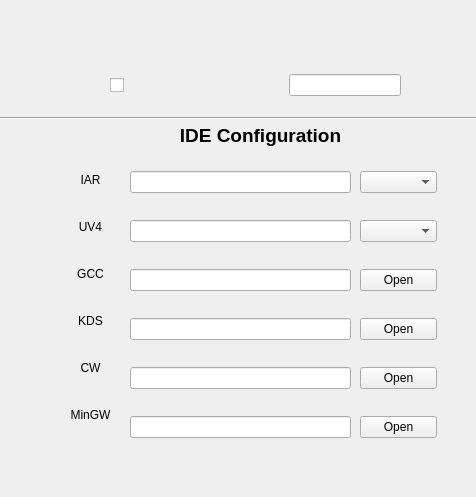
The window that src/designer_window/buildConfigUi.ui (lingxia/station_gui) describes before a commit, drawn with Qt 5.
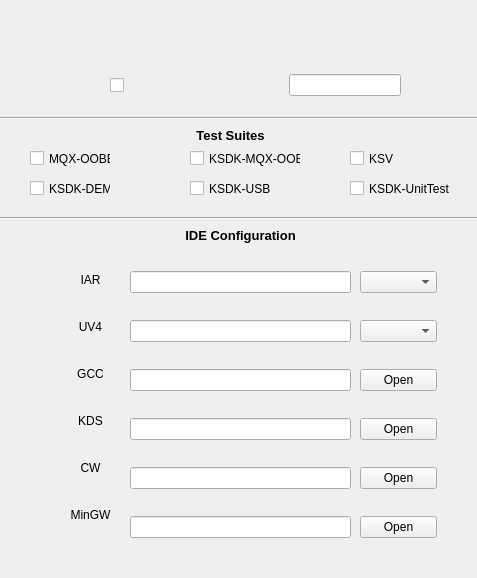
The same window after the commit. Icons and pictures are not drawn.

Commit message: build ok

```diff
--- a/src/designer_window/buildConfigUi.ui
+++ b/src/designer_window/buildConfigUi.ui
@@ -6,8 +6,8 @@
    <rect>
     <x>0</x>
     <y>0</y>
-    <width>476</width>
-    <height>497</height>
+    <width>477</width>
+    <height>578</height>
    </rect>
   </property>
   <property name="windowTitle">
@@ -117,8 +117,8 @@
   <widget class="QLabel" name="ideLabel">
    <property name="geometry">
     <rect>
-     <x>160</x>
-     <y>120</y>
+     <x>140</x>
+     <y>220</y>
      <width>201</width>
      <height>31</height>
     </rect>
@@ -127,14 +127,14 @@
     <string>Configurate the IDEs that needed</string>
    </property>
    <property name="text">
-    <string>&lt;html&gt;&lt;head/&gt;&lt;body&gt;&lt;p align=&quot;center&quot;&gt;&lt;span style=&quot; font-size:14pt; font-weight:600;&quot;&gt;IDE Configuration&lt;/span&gt;&lt;/p&gt;&lt;/body&gt;&lt;/html&gt;</string>
+    <string>&lt;html&gt;&lt;head/&gt;&lt;body&gt;&lt;p align=&quot;center&quot;&gt;&lt;span style=&quot; font-size:10pt; font-weight:600;&quot;&gt;IDE Configuration&lt;/span&gt;&lt;/p&gt;&lt;/body&gt;&lt;/html&gt;</string>
    </property>
   </widget>
   <widget class="QWidget" name="verticalLayoutWidget">
    <property name="geometry">
     <rect>
      <x>50</x>
-     <y>150</y>
+     <y>250</y>
      <width>81</width>
      <height>301</height>
     </rect>
@@ -290,7 +290,7 @@
    <property name="geometry">
     <rect>
      <x>130</x>
-     <y>150</y>
+     <y>250</y>
      <width>221</width>
      <height>311</height>
     </rect>
@@ -344,7 +344,7 @@
    <property name="geometry">
     <rect>
      <x>360</x>
-     <y>150</y>
+     <y>250</y>
      <width>77</width>
      <height>311</height>
     </rect>
@@ -406,6 +406,113 @@
     </item>
    </layout>
   </widget>
+  <widget class="Line" name="line">
+   <property name="geometry">
+    <rect>
+     <x>0</x>
+     <y>210</y>
+     <width>481</width>
+     <height>16</height>
+    </rect>
+   </property>
+   <property name="orientation">
+    <enum>Qt::Horizontal</enum>
+   </property>
+  </widget>
+  <widget class="QLabel" name="suiteLabel">
+   <property name="geometry">
+    <rect>
+     <x>190</x>
+     <y>120</y>
+     <width>81</width>
+     <height>31</height>
+    </rect>
+   </property>
+   <property name="statusTip">
+    <string>Select the test suites that you need</string>
+   </property>
+   <property name="text">
+    <string>&lt;html&gt;&lt;head/&gt;&lt;body&gt;&lt;p align=&quot;center&quot;&gt;&lt;span style=&quot; font-size:10pt; font-weight:600;&quot;&gt;Test Suites&lt;/span&gt;&lt;/p&gt;&lt;/body&gt;&lt;/html&gt;</string>
+   </property>
+  </widget>
+  <widget class="QCheckBox" name="oobeCheckBox">
+   <property name="geometry">
+    <rect>
+     <x>30</x>
+     <y>150</y>
+     <width>81</width>
+     <height>17</height>
+    </rect>
+   </property>
+   <property name="text">
+    <string>MQX-OOBE</string>
+   </property>
+  </widget>
+  <widget class="QCheckBox" name="ksvCheckBox">
+   <property name="geometry">
+    <rect>
+     <x>350</x>
+     <y>150</y>
+     <width>81</width>
+     <height>17</height>
+    </rect>
+   </property>
+   <property name="text">
+    <string>KSV</string>
+   </property>
+  </widget>
+  <widget class="QCheckBox" name="ksdkoobeCheckBox">
+   <property name="geometry">
+    <rect>
+     <x>190</x>
+     <y>150</y>
+     <width>111</width>
+     <height>17</height>
+    </rect>
+   </property>
+   <property name="text">
+    <string>KSDK-MQX-OOBE</string>
+   </property>
+  </widget>
+  <widget class="QCheckBox" name="unittestCheckBox">
+   <property name="geometry">
+    <rect>
+     <x>350</x>
+     <y>180</y>
+     <width>101</width>
+     <height>17</height>
+    </rect>
+   </property>
+   <property name="text">
+    <string>KSDK-UnitTest</string>
+   </property>
+  </widget>
+  <widget class="QCheckBox" name="usbCheckBox">
+   <property name="geometry">
+    <rect>
+     <x>190</x>
+     <y>180</y>
+     <width>81</width>
+     <height>17</height>
+    </rect>
+   </property>
+   <property name="text">
+    <string>KSDK-USB</string>
+   </property>
+  </widget>
+  <widget class="QCheckBox" name="demoCheckBox">
+   <property name="geometry">
+    <rect>
+     <x>30</x>
+     <y>180</y>
+     <width>81</width>
+     <height>17</height>
+    </rect>
+   </property>
+   <property name="text">
+    <string>KSDK-DEMO</string>
+   </property>
+  </widget>
  </widget>
  <tabstops>
   <tabstop>privateCheckBox</tabstop>
```
The commit also changes 8 other files.
